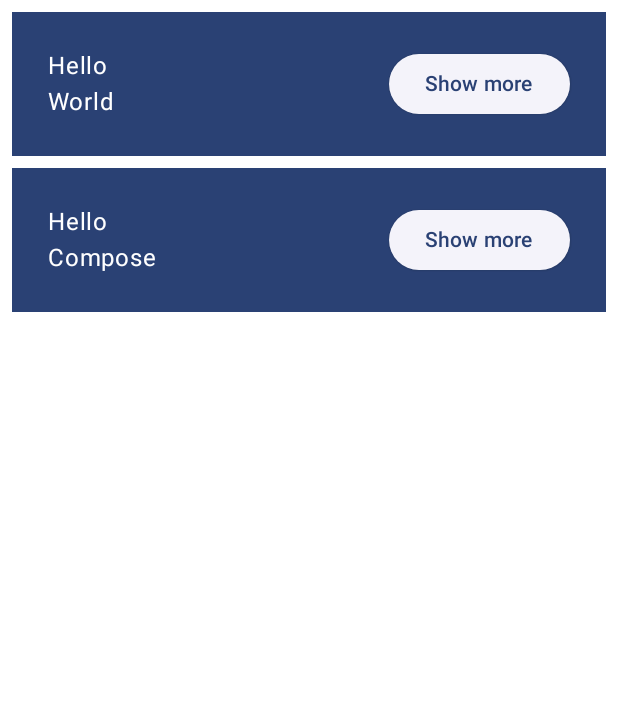
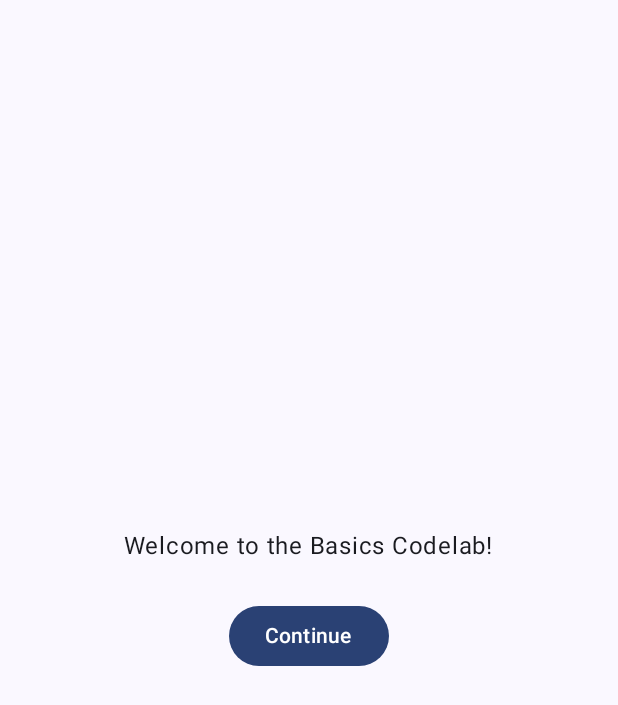
Before and after one commit to Ji4017/ComposeCodelab, an Android app built with Jetpack Compose: the screen it shows after launch (MainActivity), on a phone screen of 412 x 824 dp. Shown: the top 705 px of the screen. Run offline under Robolectric (Android 15) with nearby library versions, the phone set to English and light mode, and no system bars.

Commit message:
feat: 상태 호이스팅

```diff
--- a/app/src/main/java/com/example/composecodelab/MainActivity.kt
+++ b/app/src/main/java/com/example/composecodelab/MainActivity.kt
@@ -19,25 +19,33 @@ package com.example.composecodelab
 import android.os.Bundle
 import androidx.activity.ComponentActivity
 import androidx.activity.compose.setContent
-import androidx.compose.foundation.layout.*
+import androidx.compose.foundation.layout.Arrangement
+import androidx.compose.foundation.layout.Column
+import androidx.compose.foundation.layout.Row
+import androidx.compose.foundation.layout.fillMaxSize
+import androidx.compose.foundation.layout.padding
+import androidx.compose.material3.Button
 import androidx.compose.material3.ElevatedButton
 import androidx.compose.material3.MaterialTheme
 import androidx.compose.material3.Surface
 import androidx.compose.material3.Text
 import androidx.compose.runtime.Composable
+import androidx.compose.runtime.getValue
 import androidx.compose.runtime.mutableStateOf
 import androidx.compose.runtime.remember
+import androidx.compose.runtime.setValue
+import androidx.compose.ui.Alignment
 import androidx.compose.ui.Modifier
 import androidx.compose.ui.tooling.preview.Preview
 import androidx.compose.ui.unit.dp
 import com.example.composecodelab.ui.theme.ComposeCodelabTheme
+
 
 class MainActivity : ComponentActivity() {
     override fun onCreate(savedInstanceState: Bundle?) {
         super.onCreate(savedInstanceState)
         setContent {
             ComposeCodelabTheme {
-                // A surface container using the 'background' color from the theme
                 MyApp(modifier = Modifier.fillMaxSize())
             }
         }
@@ -45,7 +53,42 @@ class MainActivity : ComponentActivity() {
 }
 
 @Composable
-fun MyApp(
+fun MyApp(modifier: Modifier = Modifier) {
+
+    var shouldShowOnboarding by remember { mutableStateOf(true) }
+
+    Surface(modifier) {
+        if (shouldShowOnboarding) {
+            OnboardingScreen(onContinueClicked = { shouldShowOnboarding = false })
+        } else {
+            Greetings()
+        }
+    }
+}
+
+@Composable
+fun OnboardingScreen(
+    onContinueClicked: () -> Unit,
+    modifier: Modifier = Modifier
+) {
+
+    Column(
+        modifier = modifier.fillMaxSize(),
+        verticalArrangement = Arrangement.Center,
+        horizontalAlignment = Alignment.CenterHorizontally
+    ) {
+        Text("Welcome to the Basics Codelab!")
+        Button(
+            modifier = Modifier.padding(vertical = 24.dp),
+            onClick = onContinueClicked
+        ) {
+            Text("Continue")
+        }
+    }
+}
+
+@Composable
+private fun Greetings(
     modifier: Modifier = Modifier,
     names: List<String> = listOf("World", "Compose")
 ) {
@@ -56,10 +99,21 @@ fun MyApp(
     }
 }
 
+@Preview(showBackground = true, widthDp = 320, heightDp = 320)
+@Composable
+fun OnboardingPreview() {
+    ComposeCodelabTheme {
+        OnboardingScreen(onContinueClicked = {})
+    }
+}
+
 @Composable
 fun Greeting(name: String, modifier: Modifier = Modifier) {
-    val expanded = remember { mutableStateOf(false) }
-    val extraPadding = if (expanded.value) 48.dp else 0.dp
+
+    var expanded by remember { mutableStateOf(false) }
+
+    val extraPadding = if (expanded) 48.dp else 0.dp
+
     Surface(
         color = MaterialTheme.colorScheme.primary,
         modifier = modifier.padding(vertical = 4.dp, horizontal = 8.dp)
@@ -70,22 +124,30 @@ fun Greeting(name: String, modifier: Modifier = Modifier) {
                     .weight(1f)
                     .padding(bottom = extraPadding)
             ) {
-                Text(text = "Hello ")
+                Text(text = "Hello, ")
                 Text(text = name)
             }
             ElevatedButton(
-                onClick = { expanded.value = !expanded.value }
+                onClick = { expanded = !expanded }
             ) {
-                Text(if (expanded.value) "Show less" else "Show more")
+                Text(if (expanded) "Show less" else "Show more")
             }
         }
     }
 }
 
-@Preview(showBackground = true, widthDp = 320, name = "Text preview")
+@Preview(showBackground = true, widthDp = 320)
 @Composable
 fun GreetingPreview() {
     ComposeCodelabTheme {
-        MyApp()
+        Greetings()
     }
 }
+
+@Preview
+@Composable
+fun MyAppPreview() {
+    ComposeCodelabTheme {
+        MyApp(Modifier.fillMaxSize())
+    }
+}
```
